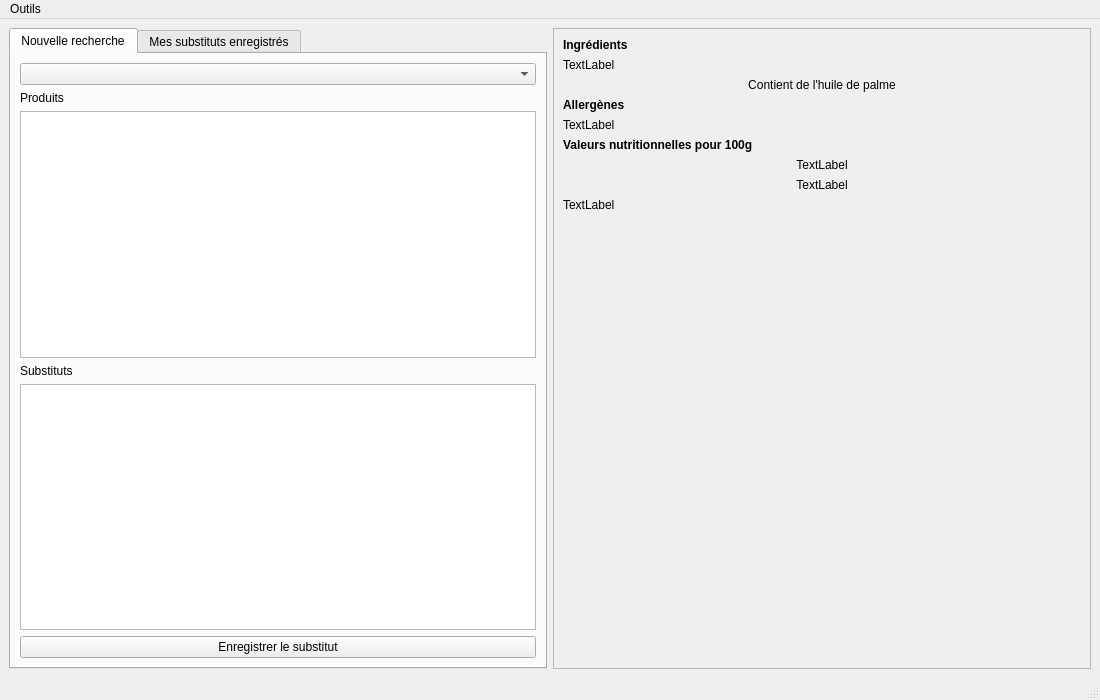
Old version of the form views/main_window.ui in the repository RoroTiti/OC_P5.
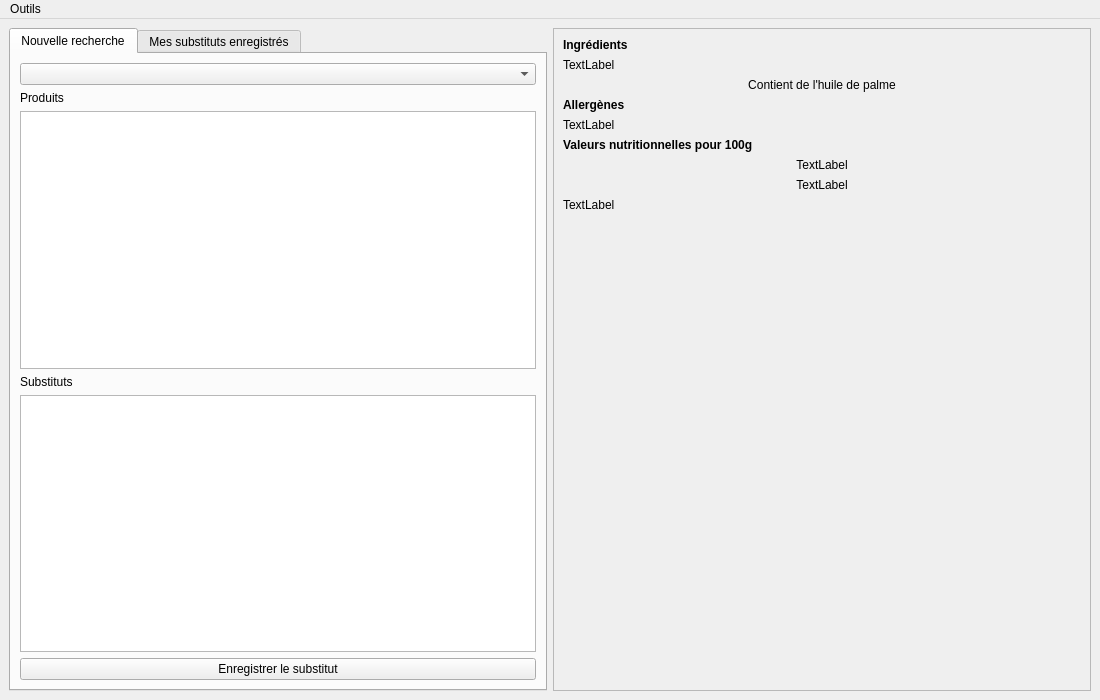
New version of the form.

Commit message: Status bar is useless

```diff
--- a/views/main_window.ui
+++ b/views/main_window.ui
@@ -79,7 +79,7 @@
          <x>0</x>
          <y>0</y>
          <width>528</width>
-         <height>625</height>
+         <height>652</height>
         </rect>
        </property>
        <layout class="QGridLayout" name="gridLayout_4">
@@ -228,7 +228,6 @@
    </widget>
    <addaction name="menuOutils"/>
   </widget>
-  <widget class="QStatusBar" name="statusBar"/>
   <action name="action_update">
    <property name="text">
     <string>Mise à jour des données...</string>
```
The commit also changes 1 other file.
